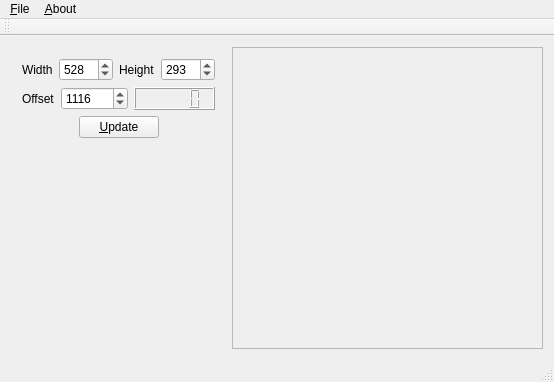
First picture: the form in mainwindow.ui, repository Risca/display_8bit_dgate_data, before the edit.
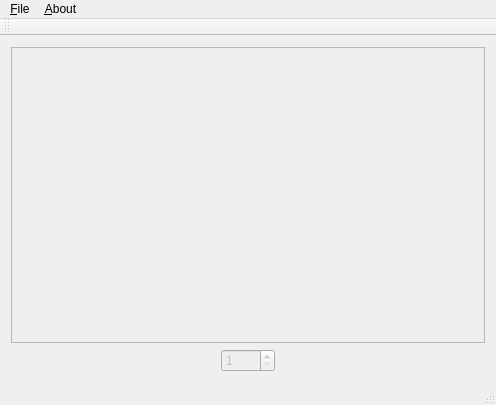
Second picture: the form after the edit. Custom widgets are drawn as their Qt base class.

Commit message: Big makeover. Removed width, height, offset spinboxes and simply added a "Select image" spinbox. Loaded all images (based on file header) in a private vector upon file loading.

Patch:
```diff
--- a/mainwindow.ui
+++ b/mainwindow.ui
@@ -6,170 +6,15 @@
    <rect>
     <x>0</x>
     <y>0</y>
-    <width>554</width>
-    <height>382</height>
+    <width>496</width>
+    <height>405</height>
    </rect>
   </property>
   <property name="windowTitle">
    <string>MainWindow</string>
   </property>
   <widget class="QWidget" name="centralWidget">
-   <layout class="QHBoxLayout" name="horizontalLayout_5">
-    <item>
-     <layout class="QVBoxLayout" name="verticalLayout_2">
-      <item>
-       <widget class="QFrame" name="settingsFrameWidget">
-        <property name="sizePolicy">
-         <sizepolicy hsizetype="Maximum" vsizetype="Maximum">
-          <horstretch>0</horstretch>
-          <verstretch>0</verstretch>
-         </sizepolicy>
-        </property>
-        <layout class="QVBoxLayout" name="verticalLayout">
-         <item>
-          <layout class="QHBoxLayout" name="horizontalLayout_2">
-           <item>
-            <layout class="QFormLayout" name="formLayout_5">
-             <property name="fieldGrowthPolicy">
-              <enum>QFormLayout::AllNonFixedFieldsGrow</enum>
-             </property>
-             <item row="0" column="0">
-              <widget class="QLabel" name="widthLabel">
-               <property name="text">
-                <string>Width</string>
-               </property>
-              </widget>
-             </item>
-             <item row="0" column="1">
-              <widget class="QSpinBox" name="widthSpinBox">
-               <property name="accelerated">
-                <bool>true</bool>
-               </property>
-               <property name="maximum">
-                <number>9999</number>
-               </property>
-               <property name="value">
-                <number>528</number>
-               </property>
-              </widget>
-             </item>
-            </layout>
-           </item>
-           <item>
-            <layout class="QFormLayout" name="formLayout_4">
-             <property name="fieldGrowthPolicy">
-              <enum>QFormLayout::AllNonFixedFieldsGrow</enum>
-             </property>
-             <item row="0" column="0">
-              <widget class="QLabel" name="heightLabel">
-               <property name="text">
-                <string>Height</string>
-               </property>
-              </widget>
-             </item>
-             <item row="0" column="1">
-              <widget class="QSpinBox" name="heightSpinBox">
-               <property name="accelerated">
-                <bool>true</bool>
-               </property>
-               <property name="maximum">
-                <number>9999</number>
-               </property>
-               <property name="value">
-                <number>293</number>
-               </property>
-              </widget>
-             </item>
-            </layout>
-           </item>
-          </layout>
-         </item>
-         <item>
-          <layout class="QHBoxLayout" name="horizontalLayout">
-           <item>
-            <layout class="QFormLayout" name="formLayout">
-             <item row="0" column="0">
-              <widget class="QLabel" name="offsetLabel">
-               <property name="text">
-                <string>Offset</string>
-               </property>
-              </widget>
-             </item>
-             <item row="0" column="1">
-              <widget class="HexSpinBox" name="offsetSpinBox">
-               <property name="accelerated">
-                <bool>true</bool>
-               </property>
-               <property name="maximum">
-                <number>16777215</number>
-               </property>
-               <property name="value">
-                <number>1116</number>
-               </property>
-              </widget>
-             </item>
-            </layout>
-           </item>
-           <item>
-            <widget class="QLCDNumber" name="lcdNumber"/>
-           </item>
-          </layout>
-         </item>
-         <item>
-          <layout class="QHBoxLayout" name="horizontalLayout_3">
-           <item>
-            <spacer name="horizontalSpacer_2">
-             <property name="orientation">
-              <enum>Qt::Horizontal</enum>
-             </property>
-             <property name="sizeHint" stdset="0">
-              <size>
-               <width>40</width>
-               <height>20</height>
-              </size>
-             </property>
-            </spacer>
-           </item>
-           <item>
-            <widget class="QPushButton" name="updateButton">
-             <property name="text">
-              <string>&amp;Update</string>
-             </property>
-            </widget>
-           </item>
-           <item>
-            <spacer name="horizontalSpacer">
-             <property name="orientation">
-              <enum>Qt::Horizontal</enum>
-             </property>
-             <property name="sizeHint" stdset="0">
-              <size>
-               <width>40</width>
-               <height>20</height>
-              </size>
-             </property>
-            </spacer>
-           </item>
-          </layout>
-         </item>
-        </layout>
-       </widget>
-      </item>
-      <item>
-       <spacer name="verticalSpacer">
-        <property name="orientation">
-         <enum>Qt::Vertical</enum>
-        </property>
-        <property name="sizeHint" stdset="0">
-         <size>
-          <width>20</width>
-          <height>40</height>
-         </size>
-        </property>
-       </spacer>
-      </item>
-     </layout>
-    </item>
+   <layout class="QVBoxLayout" name="verticalLayout">
     <item>
      <widget class="QScrollArea" name="scrollArea">
       <property name="widgetResizable">
@@ -183,18 +28,65 @@
         <rect>
          <x>0</x>
          <y>0</y>
-         <width>288</width>
-         <height>305</height>
+         <width>474</width>
+         <height>296</height>
         </rect>
        </property>
-       <layout class="QHBoxLayout" name="horizontalLayout_6">
+       <layout class="QHBoxLayout" name="horizontalLayout">
         <item>
-         <widget class="QLabel" name="imageLabel"/>
+         <widget class="QLabel" name="imageLabel">
+          <property name="text">
+           <string/>
+          </property>
+         </widget>
         </item>
        </layout>
       </widget>
      </widget>
     </item>
+    <item>
+     <layout class="QHBoxLayout" name="horizontalLayout_2">
+      <item>
+       <spacer name="horizontalSpacer">
+        <property name="orientation">
+         <enum>Qt::Horizontal</enum>
+        </property>
+        <property name="sizeHint" stdset="0">
+         <size>
+          <width>40</width>
+          <height>20</height>
+         </size>
+        </property>
+       </spacer>
+      </item>
+      <item>
+       <widget class="QSpinBox" name="imageSpinBox">
+        <property name="enabled">
+         <bool>false</bool>
+        </property>
+        <property name="minimum">
+         <number>1</number>
+        </property>
+        <property name="maximum">
+         <number>1024</number>
+        </property>
+       </widget>
+      </item>
+      <item>
+       <spacer name="horizontalSpacer_2">
+        <property name="orientation">
+         <enum>Qt::Horizontal</enum>
+        </property>
+        <property name="sizeHint" stdset="0">
+         <size>
+          <width>40</width>
+          <height>20</height>
+         </size>
+        </property>
+       </spacer>
+      </item>
+     </layout>
+    </item>
    </layout>
   </widget>
   <widget class="QToolBar" name="mainToolBar">
@@ -205,13 +97,12 @@
     <bool>false</bool>
    </attribute>
   </widget>
-  <widget class="QStatusBar" name="statusBar"/>
   <widget class="QMenuBar" name="menuBar">
    <property name="geometry">
     <rect>
      <x>0</x>
      <y>0</y>
-     <width>554</width>
+     <width>496</width>
      <height>22</height>
     </rect>
    </property>
@@ -231,6 +122,7 @@
    <addaction name="menu_File"/>
    <addaction name="menu_About"/>
   </widget>
+  <widget class="QStatusBar" name="statusBar"/>
   <action name="actionExit">
    <property name="text">
     <string>E&amp;xit</string>
@@ -254,13 +146,9 @@
   </action>
  </widget>
  <layoutdefault spacing="6" margin="11"/>
- <customwidgets>
-  <customwidget>
-   <class>HexSpinBox</class>
-   <extends>QSpinBox</extends>
-   <header>hexspinbox.h</header>
-  </customwidget>
- </customwidgets>
+ <tabstops>
+  <tabstop>imageSpinBox</tabstop>
+ </tabstops>
  <resources/>
  <connections>
   <connection>
```
Left out of the diff: 3 changed lines with no effect on the pictures. The commit also changes 2 other files.
